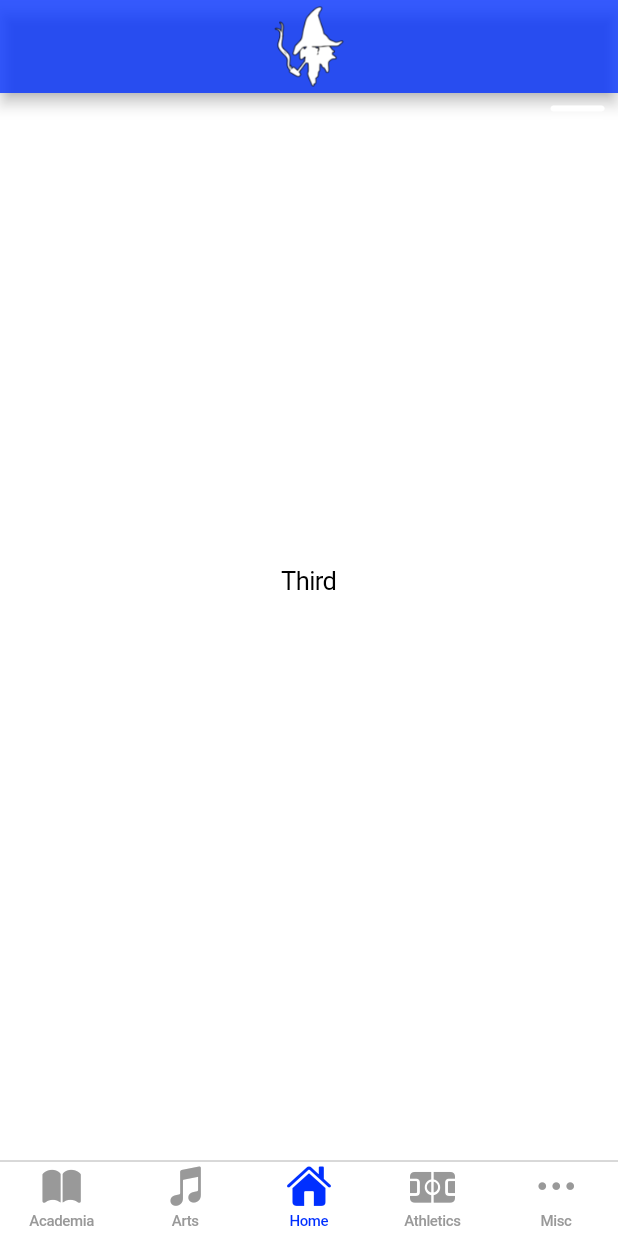
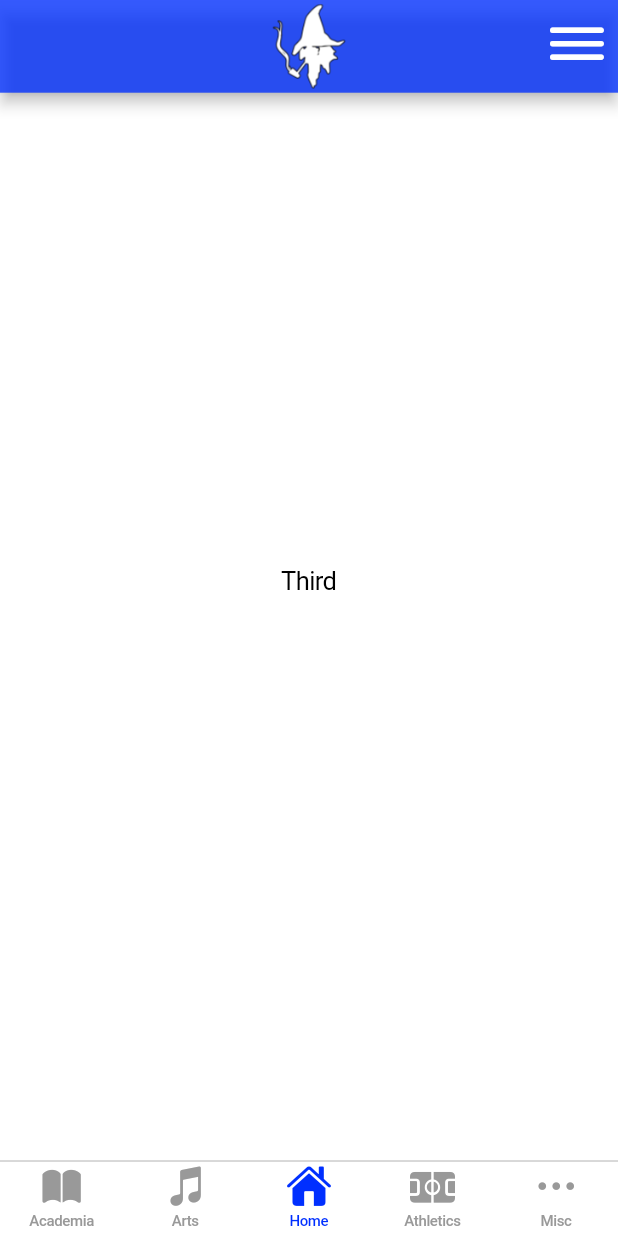
Before and after one commit to Mountie-Mobile/mountie-mobile-app, a Flutter app: the screen it shows after launch, on a phone screen of 412 x 824 dp. Run offline on Flutter 3.47's test engine with Material 2 defaults, Android fonts, the phone set to English and light mode, and no system bars.

Commit message:
Fixing stuff
no more dark screens, side bar 3 lines maybe fixed but most likely not, and moved everything from pixel to % of screen

```diff
--- a/lib/custom_widgets/custom_nav_bar.dart
+++ b/lib/custom_widgets/custom_nav_bar.dart
@@ -20,16 +20,16 @@ class _CustomNavBarState extends State<CustomNavBar> {
   Widget build(BuildContext context) {
     return AppBar(
       title: Container(
-        padding: EdgeInsets.all(4),
-        child: const Image(
+        padding: EdgeInsets.all(MediaQuery.of(context).size.height * .003),
+        child: Image(
           image: AssetImage('assets/mountie_icon.png'),
-          height: 54,
+          height: MediaQuery.of(context).size.height * .069,
         ),
       ),
       primary: true,
       centerTitle: true,
       backgroundColor: Color.fromARGB(200, 0, 47, 255),
-      toolbarHeight: 62,
+      toolbarHeight: MediaQuery.of(context).size.height * .075,
       /*actions: [   (MIGHT COME BACK LATER)
         CupertinoButton(
           onPressed: () => setState(() => isDrawerOpen = !isDrawerOpen),
--- a/lib/custom_widgets/side_bar.dart
+++ b/lib/custom_widgets/side_bar.dart
@@ -16,7 +16,7 @@ class _SideBarState extends State<SideBar> {
     return Stack(
       children: [
         AnimatedPositioned(
-          duration: Duration(milliseconds: 500),
+          duration: const Duration(milliseconds: 500),
           curve: Curves.easeOutQuint,
           top: 0.0,
           bottom: 0.0,
@@ -37,13 +37,14 @@ class _SideBarState extends State<SideBar> {
               ],
             ),
             child: Container(
-              width: 2,
+              width: MediaQuery.of(context).size.width * .0001,
               //height: MediaQuery.of(context).size.height -
               //(kBottomNavigationBarHeight + 54),
               //color: Color.fromARGB(31, 0, 255, 8),
               //padding:
-              margin: const EdgeInsets.only(
-                top: kBottomNavigationBarHeight + 54,
+              margin: EdgeInsets.only(
+                top: kBottomNavigationBarHeight +
+                    MediaQuery.of(context).size.height * .065,
               ),
               child: Column(
                 children: [
@@ -52,13 +53,13 @@ class _SideBarState extends State<SideBar> {
                     color: Color.fromARGB(50, 39, 39, 39),
                     child: Row(
                       crossAxisAlignment: CrossAxisAlignment.center,
-                      children: const [
+                      children: [
                         Image(
                           image: AssetImage('assets/side_bar_mountie_icon.png'),
-                          color: Color.fromARGB(255, 0, 47, 255),
-                          height: 60,
+                          color: const Color.fromARGB(255, 0, 47, 255),
+                          height: MediaQuery.of(context).size.height * .07,
                         ),
-                        Text(
+                        const Text(
                           'Events',
                           style: TextStyle(
                             color: Color.fromARGB(255, 0, 47, 255),
@@ -77,17 +78,22 @@ class _SideBarState extends State<SideBar> {
         CupertinoButton(
           onPressed: () => setState(() => isDrawerOpen = !isDrawerOpen),
           //color: Color.fromARGB(255, 255, 255, 255),
-          minSize: 50,
+          //minSize: MediaQuery.of(context).size.height * .061,
           padding: EdgeInsets.only(
-              top: kBottomNavigationBarHeight,
-              left: MediaQuery.of(context).size.width - 50,
-              right: 4),
+            top: MediaQuery.of(context).viewPadding.top +
+                MediaQuery.of(context).size.height * .005,
+            left: MediaQuery.of(context).size.width -
+                (MediaQuery.of(context).size.width * .11),
+            right: MediaQuery.of(context).size.width * .03,
+            //bottom: kFloatingActionButtonMargin,
+          ),
+
           child: Icon(
             isDrawerOpen ? CupertinoIcons.chevron_forward : CupertinoIcons.bars,
             color: isDrawerOpen
                 ? Color.fromARGB(255, 153, 153, 153)
                 : Color.fromARGB(255, 255, 255, 255),
-            size: 50,
+            size: MediaQuery.of(context).size.height * .061,
           ),
         ),
       ],
--- a/lib/main.dart
+++ b/lib/main.dart
@@ -23,7 +23,7 @@ class _MountieMobileAppState extends State<MountieMobileAppMain> {
       theme: const CupertinoThemeData(
         barBackgroundColor: Color.fromARGB(255, 0, 47, 255),
         primaryColor: Color.fromARGB(255, 0, 47, 255),
-        //brightness: Brightness.dark,
+        brightness: Brightness.light,
       ),
       home: Stack(
         //Moved this into a stack, which is needed for the side bar
```
